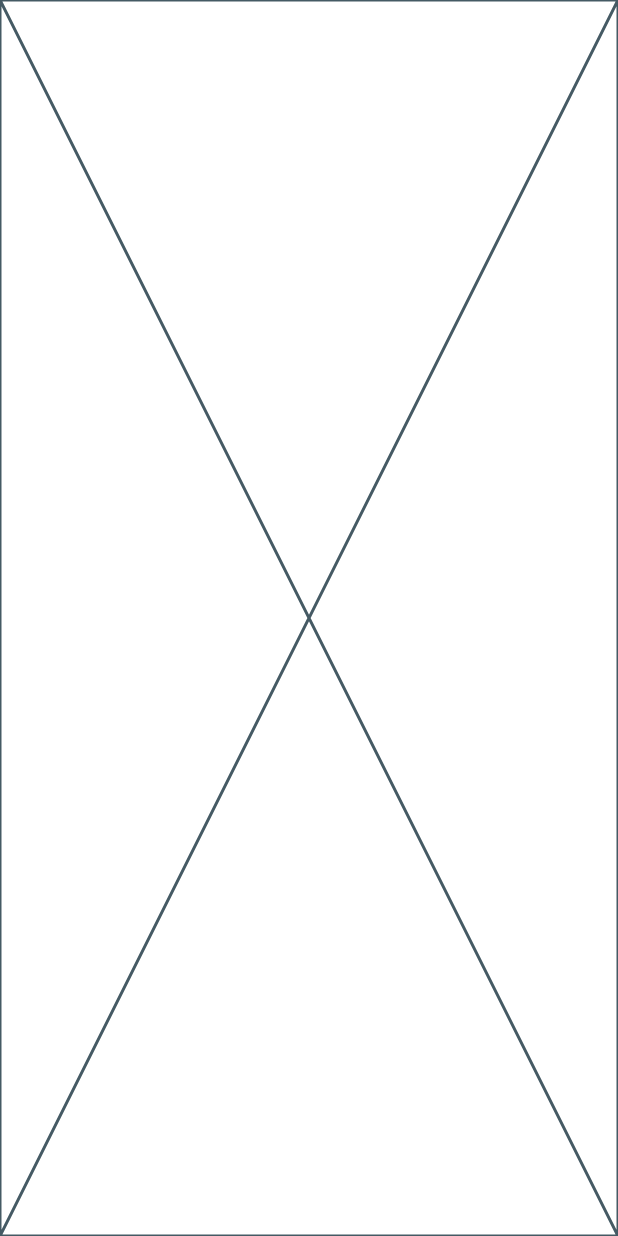
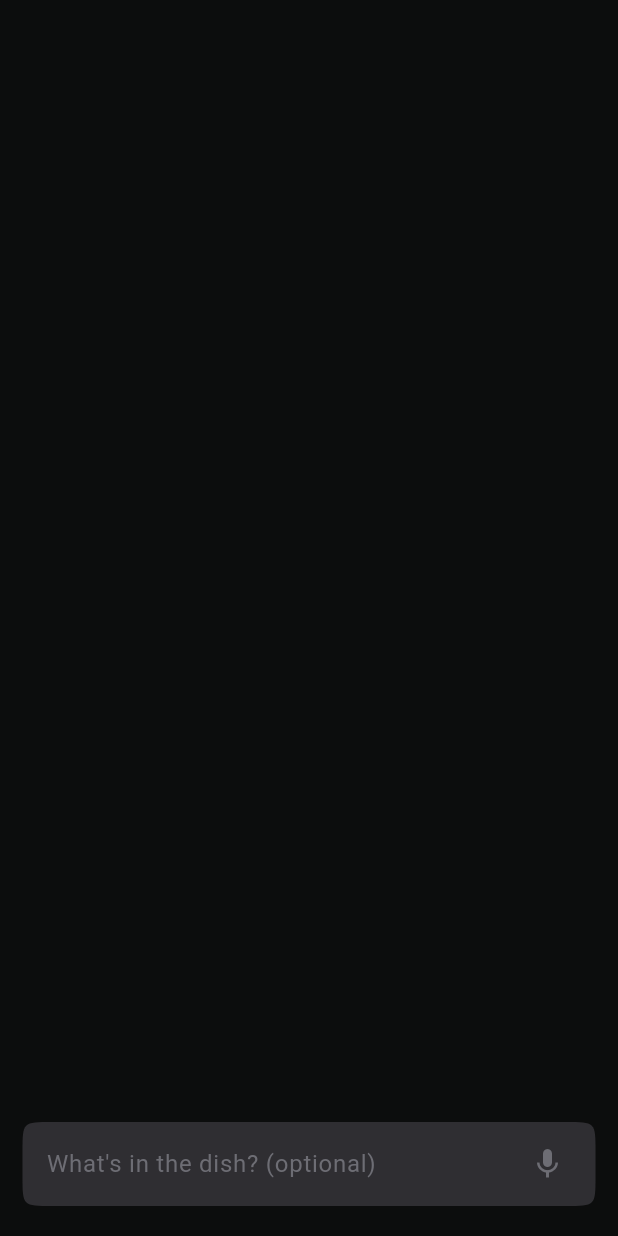
Before and after one commit to Jayakrishnan-manoj/audio-transcript, a Flutter app: the screen it shows after launch, on a phone screen of 412 x 824 dp. Run offline on Flutter 3.47's test engine with Material 3 defaults, Android fonts, the phone set to English and light mode, and no system bars; our stand-ins replace auto_route.

Commit message:
implement home screen ui

```diff
--- a/lib/features/transcript/screens/home_screen.dart
+++ b/lib/features/transcript/screens/home_screen.dart
@@ -1,3 +1,4 @@
+import 'package:audio_transcript/features/transcript/widgets/search_bar.dart';
 import 'package:auto_route/auto_route.dart';
 import 'package:flutter/material.dart';
 
@@ -7,6 +8,18 @@ class HomeScreen extends StatelessWidget {
 
   @override
   Widget build(BuildContext context) {
-    return const Placeholder();
+    final TextEditingController controller = TextEditingController();
+
+    return Scaffold(
+      body: Padding(
+        padding: const EdgeInsets.symmetric(horizontal: 15, vertical: 20),
+        child: Align(
+          alignment: Alignment.bottomCenter,
+          child: CustomSearchBar(
+            searchController: controller,
+          ),
+        ),
+      ),
+    );
   }
 }
--- /dev/null
+++ b/lib/features/transcript/widgets/search_bar.dart
@@ -0,0 +1,43 @@
+import 'package:audio_transcript/shared/utils/colors.dart';
+import 'package:flutter/material.dart';
+
+class CustomSearchBar extends StatefulWidget {
+  final TextEditingController searchController;
+  const CustomSearchBar({super.key, required this.searchController});
+
+  @override
+  State<CustomSearchBar> createState() => _CustomSearchBarState();
+}
+
+class _CustomSearchBarState extends State<CustomSearchBar> {
+  @override
+  Widget build(BuildContext context) {
+    return SearchBar(
+      hintText: "What's in the dish? (optional)",
+      hintStyle: const MaterialStatePropertyAll(
+        TextStyle(
+          color: kTextColor,
+        ),
+      ),
+      textStyle: MaterialStatePropertyAll(
+        TextStyle(color: Colors.white),
+      ),
+      shape: MaterialStatePropertyAll(
+        ContinuousRectangleBorder(
+          borderRadius: BorderRadius.circular(20),
+        ),
+      ),
+      elevation: const MaterialStatePropertyAll(0),
+      backgroundColor: const MaterialStatePropertyAll(kSecondaryColor),
+      trailing: [
+        IconButton(
+          onPressed: () {},
+          icon: const Icon(
+            Icons.mic,
+            color: kTextColor,
+          ),
+        ),
+      ],
+    );
+  }
+}
--- a/lib/main.dart
+++ b/lib/main.dart
@@ -1,4 +1,5 @@
 import 'package:audio_transcript/routes/routes.dart';
+import 'package:audio_transcript/shared/utils/colors.dart';
 import 'package:flutter/material.dart';
 
 void main() {
@@ -13,7 +14,11 @@ class MyApp extends StatelessWidget {
   @override
   Widget build(BuildContext context) {
     return MaterialApp.router(
+      debugShowCheckedModeBanner: false,
       title: 'Audio Transcript',
+      theme: ThemeData.dark().copyWith(
+        scaffoldBackgroundColor: kScaffoldBackgroundColor,
+      ),
       routerConfig: _appRouter.config(),
     );
   }
--- /dev/null
+++ b/lib/shared/utils/colors.dart
@@ -0,0 +1,5 @@
+import 'package:flutter/material.dart';
+
+const kScaffoldBackgroundColor = Color(0xFF0C0D0D);
+const kSecondaryColor = Color(0xFF2F2E32);
+const kTextColor =  Color(0xFF6D6D74);
```
